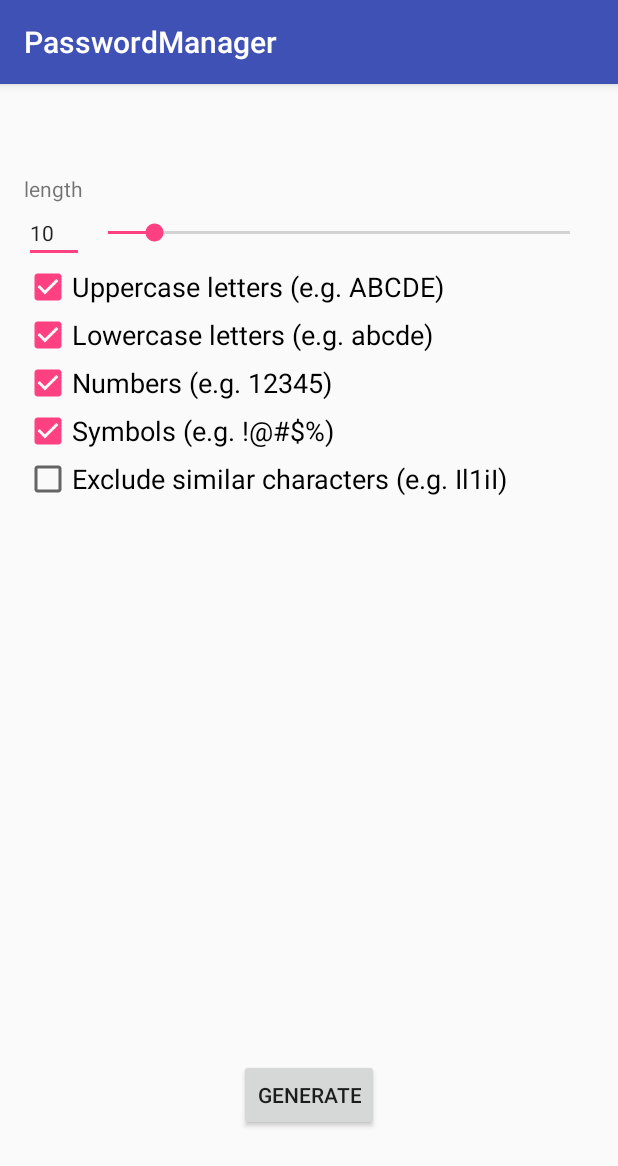
After one commit to JoeyHe912/PassSafe, an Android app: the PasswordGeneratorInterface screen opened directly, with no data from a screen before it, on a phone screen of 412 x 824 dp. The commit adds this screen. Shown: the top 1166 px of the screen. Run offline under Robolectric (Android 15) with nearby library versions, the phone set to English and light mode, and no system bars; libraries missing offline, so code that uses them is left out: cn.pedant, com.codetroopers.betterpickers, org.spongycastle.crypto.

Commit message:
Password generator module is finished.

```diff
--- a/app/src/main/AndroidManifest.xml
+++ b/app/src/main/AndroidManifest.xml
@@ -1,5 +1,6 @@
 <?xml version="1.0" encoding="utf-8"?>
 <manifest xmlns:android="http://schemas.android.com/apk/res/android"
+    xmlns:tools="http://schemas.android.com/tools"
     package="com.joeyhe.passwordmanager">
 
     <application
@@ -7,7 +8,8 @@
         android:icon="@mipmap/ic_launcher"
         android:label="@string/app_name"
         android:supportsRtl="true"
-        android:theme="@style/AppTheme">
+        android:theme="@style/AppTheme"
+        tools:replace="android:icon">
         <activity android:name=".MainActivity">
             <intent-filter>
                 <action android:name="android.intent.action.MAIN" />
@@ -15,6 +17,7 @@
                 <category android:name="android.intent.category.LAUNCHER" />
             </intent-filter>
         </activity>
+        <activity android:name=".Interfaces.PasswordGeneratorInterface"></activity>
     </application>
 
 </manifest>
--- /dev/null
+++ b/app/src/main/java/com/joeyhe/passwordmanager/Interfaces/PasswordGeneratorInterface.java
@@ -0,0 +1,106 @@
+package com.joeyhe.passwordmanager.Interfaces;
+
+import android.content.Intent;
+import android.os.Bundle;
+import android.support.v7.app.AppCompatActivity;
+import android.view.View;
+import android.widget.CheckBox;
+import android.widget.EditText;
+import android.widget.SeekBar;
+import android.widget.TextView;
+
+import com.codetroopers.betterpickers.numberpicker.NumberPickerBuilder;
+import com.codetroopers.betterpickers.numberpicker.NumberPickerDialogFragment;
+import com.joeyhe.passwordmanager.R;
+import com.joeyhe.passwordmanager.models.PasswordGenerator;
+
+import java.math.BigDecimal;
+import java.math.BigInteger;
+
+import cn.pedant.SweetAlert.SweetAlertDialog;
+
+
+public class PasswordGeneratorInterface extends AppCompatActivity
+        implements NumberPickerDialogFragment.NumberPickerDialogHandlerV2{
+
+    private PasswordGenerator pg;
+    private TextView passwordView;
+    private CheckBox upper;
+    private CheckBox lower;
+    private CheckBox number;
+    private CheckBox symbol;
+    private CheckBox similar;
+    private EditText length;
+    private SeekBar sbLength;
+    @Override
+    protected void onCreate(Bundle savedInstanceState) {
+        super.onCreate(savedInstanceState);
+        setContentView(R.layout.activity_password_generator_interface);
+        Intent intent = getIntent();
+        pg = new PasswordGenerator(intent.getStringExtra("MasterPassword"));
+        init();
+        passwordView.setText(intent.getStringExtra("MasterPassword"));
+        listenSeekBar();
+    }
+
+    private void init(){
+        upper = (CheckBox)findViewById(R.id.check_upper);
+        lower = (CheckBox)findViewById(R.id.check_lower);
+        number = (CheckBox)findViewById(R.id.check_number);
+        symbol = (CheckBox)findViewById(R.id.check_symbol);
+        similar = (CheckBox)findViewById(R.id.check_excludeSimilar);
+        length = (EditText)findViewById(R.id.editor_length);
+        passwordView = (TextView) findViewById(R.id.view_password);
+        sbLength = (SeekBar)findViewById(R.id.seekBar_length);
+    }
+
+    public void clickGenerate(View view){
+        if (upper.isChecked() | lower.isChecked() | symbol.isChecked() | number.isChecked()) {
+            String password = pg.generate(Integer.parseInt(length.getText().toString()),
+                    upper.isChecked(), lower.isChecked(), symbol.isChecked(), number.isChecked(), similar.isChecked());
+            passwordView.setText(password);
+        }
+        else{
+            new SweetAlertDialog(this, SweetAlertDialog.ERROR_TYPE)
+                    .setTitleText("Oops...")
+                    .setContentText("Please check at lease one of the options above.")
+                    .show();
+        }
+    }
+
+    private void listenSeekBar(){
+        sbLength.setOnSeekBarChangeListener(new SeekBar.OnSeekBarChangeListener() {
+            @Override
+            public void onProgressChanged(SeekBar seekBar, int i, boolean b) {
+                if (b){
+                    length.setText(i+4+"");
+                }
+            }
+
+            @Override
+            public void onStartTrackingTouch(SeekBar seekBar) {
+            }
+
+            @Override
+            public void onStopTrackingTouch(SeekBar seekBar) {
+            }
+        });
+        length.setOnClickListener(new View.OnClickListener() {
+            @Override
+            public void onClick(View v) {
+                NumberPickerBuilder npb = new NumberPickerBuilder()
+                        .setFragmentManager(getSupportFragmentManager())
+                        .setStyleResId(R.style.BetterPickersDialogFragment)
+                        .setMaxNumber(new BigDecimal(64))
+                        .setMinNumber(new BigDecimal(4));
+                npb.show();
+            }
+        });
+    }
+
+    @Override
+    public void onDialogNumberSet(int reference, BigInteger number, double decimal, boolean isNegative, BigDecimal fullNumber) {
+        length.setText(String.valueOf(number));
+        sbLength.setProgress(number.intValue()-4);
+    }
+}
--- /dev/null
+++ b/app/src/main/res/layout/activity_password_generator_interface.xml
@@ -0,0 +1,119 @@
+<?xml version="1.0" encoding="utf-8"?>
+<RelativeLayout xmlns:android="http://schemas.android.com/apk/res/android"
+    xmlns:tools="http://schemas.android.com/tools"
+    android:layout_width="match_parent"
+    android:layout_height="match_parent"
+    android:paddingBottom="@dimen/activity_vertical_margin"
+    android:paddingLeft="@dimen/activity_horizontal_margin"
+    android:paddingRight="@dimen/activity_horizontal_margin"
+    android:paddingTop="@dimen/activity_vertical_margin"
+    tools:context="com.joeyhe.passwordmanager.Interfaces.PasswordGeneratorInterface">
+
+    <CheckBox
+        android:id="@+id/check_excludeSimilar"
+        android:layout_width="wrap_content"
+        android:layout_height="wrap_content"
+        android:layout_alignParentStart="true"
+        android:layout_below="@+id/check_symbol"
+        android:checked="false"
+        android:text="Exclude similar characters (e.g. Il1iI)"
+        android:textSize="18sp" />
+
+    <TextView
+        android:id="@+id/textView3"
+        android:layout_width="wrap_content"
+        android:layout_height="wrap_content"
+        android:layout_alignParentStart="true"
+        android:layout_below="@+id/view_password"
+        android:layout_marginTop="11dp"
+        android:text="length"
+        tools:layout_editor_absoluteX="16dp"
+        tools:layout_editor_absoluteY="70dp" />
+
+    <EditText
+        android:id="@+id/editor_length"
+        android:layout_width="40dp"
+        android:layout_height="wrap_content"
+        android:layout_alignParentStart="true"
+        android:layout_below="@+id/textView3"
+        android:editable="false"
+        android:ems="10"
+        android:text="10"
+        android:textAppearance="@style/TextAppearance.AppCompat.Body1"
+        android:textSize="14sp"
+        tools:layout_editor_absoluteX="16dp"
+        tools:layout_editor_absoluteY="87dp" />
+
+    <TextView
+        android:id="@+id/view_password"
+        android:layout_width="wrap_content"
+        android:layout_height="wrap_content"
+        android:layout_alignParentStart="true"
+        android:layout_alignParentTop="true"
+        android:text="TextView"
+        android:textAppearance="@style/TextAppearance.AppCompat.Body2"
+        android:textSize="24sp"
+        tools:layout_editor_absoluteX="16dp"
+        tools:layout_editor_absoluteY="16dp" />
+
+    <SeekBar
+        android:id="@+id/seekBar_length"
+        android:layout_width="match_parent"
+        android:layout_height="wrap_content"
+        android:layout_alignBottom="@+id/editor_length"
+        android:layout_alignTop="@+id/editor_length"
+        android:layout_toEndOf="@+id/editor_length"
+        android:max="60"
+        android:progress="6"
+        tools:layout_editor_absoluteX="84dp"
+        tools:layout_editor_absoluteY="87dp" />
+
+    <CheckBox
+        android:id="@+id/check_upper"
+        android:layout_width="wrap_content"
+        android:layout_height="wrap_content"
+        android:layout_alignParentStart="true"
+        android:layout_below="@+id/editor_length"
+        android:checked="true"
+        android:text="Uppercase letters (e.g. ABCDE)"
+        android:textSize="18sp" />
+
+    <CheckBox
+        android:id="@+id/check_lower"
+        android:layout_width="wrap_content"
+        android:layout_height="wrap_content"
+        android:layout_alignParentStart="true"
+        android:layout_below="@+id/check_upper"
+        android:checked="true"
+        android:text="Lowercase letters (e.g. abcde)"
+        android:textSize="18sp" />
+
+    <CheckBox
+        android:id="@+id/check_number"
+        android:layout_width="wrap_content"
+        android:layout_height="wrap_content"
+        android:layout_alignParentStart="true"
+        android:layout_below="@+id/check_lower"
+        android:checked="true"
+        android:text="Numbers (e.g. 12345)"
+        android:textSize="18sp" />
+
+    <CheckBox
+        android:id="@+id/check_symbol"
+        android:layout_width="wrap_content"
+        android:layout_height="wrap_content"
+        android:layout_below="@+id/check_number"
+        android:checked="true"
+        android:text="Symbols (e.g. !@#$%)"
+        android:textSize="18sp" />
+
+    <Button
+        android:id="@+id/button_generate"
+        android:layout_width="wrap_content"
+        android:layout_height="wrap_content"
+        android:layout_alignParentBottom="true"
+        android:layout_centerHorizontal="true"
+        android:layout_marginBottom="54dp"
+        android:onClick="clickGenerate"
+        android:text="Generate" />
+</RelativeLayout>
--- a/app/src/main/res/layout/password_generater.xml
+++ /dev/null
@@ -1,6 +0,0 @@
-<?xml version="1.0" encoding="utf-8"?>
-<LinearLayout xmlns:android="http://schemas.android.com/apk/res/android"
-    android:orientation="vertical" android:layout_width="match_parent"
-    android:layout_height="match_parent">
-
-</LinearLayout>
--- a/app/src/main/res/values/dimens.xml
+++ b/app/src/main/res/values/dimens.xml
@@ -2,4 +2,5 @@
     <!-- Default screen margins, per the Android Design guidelines. -->
     <dimen name="activity_horizontal_margin">16dp</dimen>
     <dimen name="activity_vertical_margin">16dp</dimen>
+    <dimen name="fab_margin">16dp</dimen>
 </resources>
--- a/app/src/main/res/values/strings.xml
+++ b/app/src/main/res/values/strings.xml
@@ -1,3 +1,4 @@
 <resources>
     <string name="app_name">PasswordManager</string>
+    <string name="title_activity_password_generator_interface">PasswordGeneratorInterface</string>
 </resources>
```
Also changed, not shown: app/build.gradle (+10 -4 lines), app/src/main/java/com/joeyhe/passwordmanager/MainActivity.java (+14 -1 lines), app/src/main/java/com/joeyhe/passwordmanager/models/PasswordGenerator.java (+72 -0 lines), app/src/main/res/layout/activity_main.xml (+24 -1 lines), app/src/main/res/values/styles.xml (+9 -0 lines).
